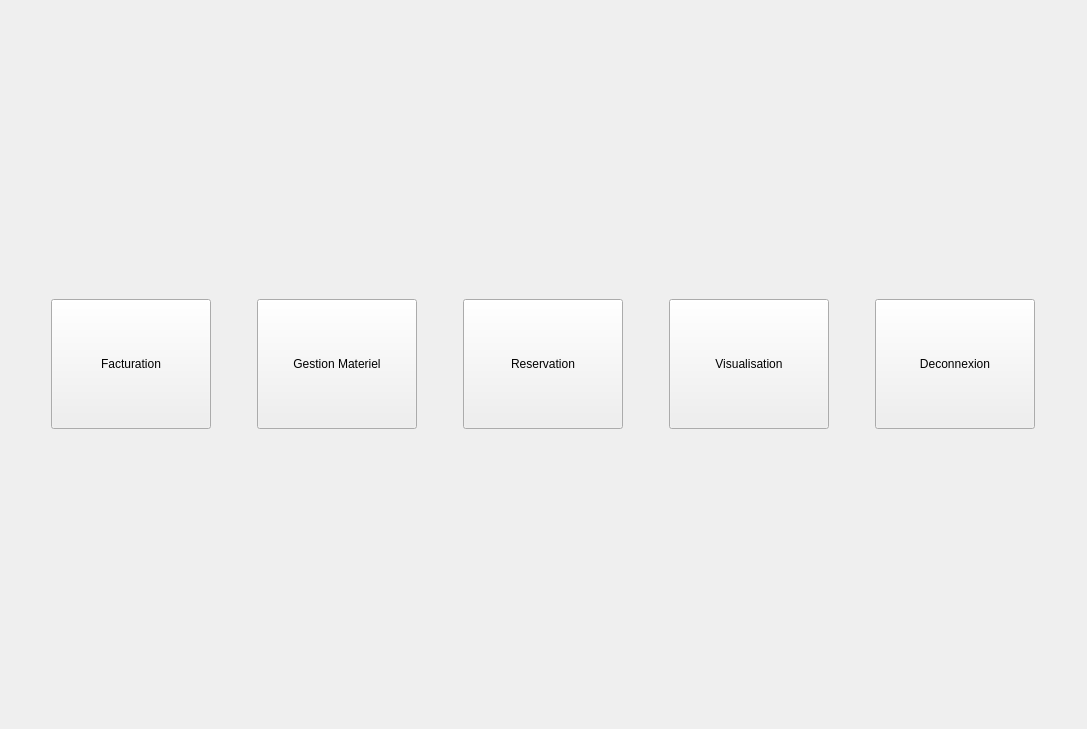
The window that PP3/PP3/Accueil.ui (Coralie-Lecocq/PPE3) describes before a commit, drawn with Qt 5.
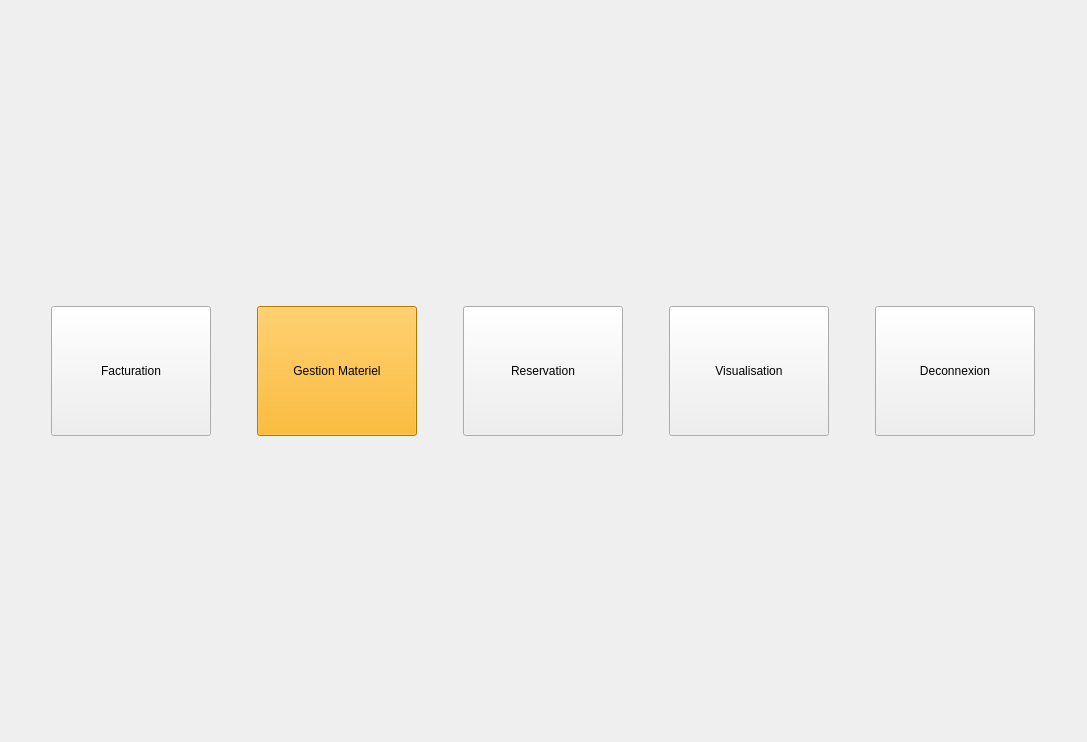
The same window after the commit. Icons and pictures are not drawn.

Patch:
```diff
--- a/PP3/PP3/Accueil.ui
+++ b/PP3/PP3/Accueil.ui
@@ -7,7 +7,7 @@
     <x>0</x>
     <y>0</y>
     <width>1087</width>
-    <height>729</height>
+    <height>742</height>
    </rect>
   </property>
   <property name="sizePolicy">
@@ -83,6 +83,448 @@
          <height>130</height>
         </size>
        </property>
+       <property name="palette">
+        <palette>
+         <active>
+          <colorrole role="WindowText">
+           <brush brushstyle="SolidPattern">
+            <color alpha="255">
+             <red>0</red>
+             <green>0</green>
+             <blue>0</blue>
+            </color>
+           </brush>
+          </colorrole>
+          <colorrole role="Button">
+           <brush brushstyle="SolidPattern">
+            <color alpha="255">
+             <red>255</red>
+             <green>170</green>
+             <blue>0</blue>
+            </color>
+           </brush>
+          </colorrole>
+          <colorrole role="Light">
+           <brush brushstyle="SolidPattern">
+            <color alpha="255">
+             <red>255</red>
+             <green>213</green>
+             <blue>127</blue>
+            </color>
+           </brush>
+          </colorrole>
+          <colorrole role="Midlight">
+           <brush brushstyle="SolidPattern">
+            <color alpha="255">
+             <red>255</red>
+             <green>191</green>
+             <blue>63</blue>
+            </color>
+           </brush>
+          </colorrole>
+          <colorrole role="Dark">
+           <brush brushstyle="SolidPattern">
+            <color alpha="255">
+             <red>127</red>
+             <green>85</green>
+             <blue>0</blue>
+            </color>
+           </brush>
+          </colorrole>
+          <colorrole role="Mid">
+           <brush brushstyle="SolidPattern">
+            <color alpha="255">
+             <red>170</red>
+             <green>113</green>
+             <blue>0</blue>
+            </color>
+           </brush>
+          </colorrole>
+          <colorrole role="Text">
+           <brush brushstyle="SolidPattern">
+            <color alpha="255">
+             <red>0</red>
+             <green>0</green>
+             <blue>0</blue>
+            </color>
+           </brush>
+          </colorrole>
+          <colorrole role="BrightText">
+           <brush brushstyle="SolidPattern">
+            <color alpha="255">
+             <red>255</red>
+             <green>255</green>
+             <blue>255</blue>
+            </color>
+           </brush>
+          </colorrole>
+          <colorrole role="ButtonText">
+           <brush brushstyle="SolidPattern">
+            <color alpha="255">
+             <red>0</red>
+             <green>0</green>
+             <blue>0</blue>
+            </color>
+           </brush>
+          </colorrole>
+          <colorrole role="Base">
+           <brush brushstyle="SolidPattern">
+            <color alpha="255">
+             <red>255</red>
+             <green>255</green>
+             <blue>255</blue>
+            </color>
+           </brush>
+          </colorrole>
+          <colorrole role="Window">
+           <brush brushstyle="SolidPattern">
+            <color alpha="255">
+             <red>255</red>
+             <green>170</green>
+             <blue>0</blue>
+            </color>
+           </brush>
+          </colorrole>
+          <colorrole role="Shadow">
+           <brush brushstyle="SolidPattern">
+            <color alpha="255">
+             <red>0</red>
+             <green>0</green>
+             <blue>0</blue>
+            </color>
+           </brush>
+          </colorrole>
+          <colorrole role="AlternateBase">
+           <brush brushstyle="SolidPattern">
+            <color alpha="255">
+             <red>255</red>
+             <green>212</green>
+             <blue>127</blue>
+            </color>
+           </brush>
+          </colorrole>
+          <colorrole role="ToolTipBase">
+           <brush brushstyle="SolidPattern">
+            <color alpha="255">
+             <red>255</red>
+             <green>255</green>
+             <blue>220</blue>
+            </color>
+           </brush>
+          </colorrole>
+          <colorrole role="ToolTipText">
+           <brush brushstyle="SolidPattern">
+            <color alpha="255">
+             <red>0</red>
+             <green>0</green>
+             <blue>0</blue>
+            </color>
+           </brush>
+          </colorrole>
+          <colorrole role="PlaceholderText">
+           <brush brushstyle="SolidPattern">
+            <color alpha="128">
+             <red>0</red>
+             <green>0</green>
+             <blue>0</blue>
+            </color>
+           </brush>
+          </colorrole>
+         </active>
+         <inactive>
+          <colorrole role="WindowText">
+           <brush brushstyle="SolidPattern">
+            <color alpha="255">
+             <red>0</red>
+             <green>0</green>
+             <blue>0</blue>
+            </color>
+           </brush>
+          </colorrole>
+          <colorrole role="Button">
+           <brush brushstyle="SolidPattern">
+            <color alpha="255">
+             <red>255</red>
+             <green>170</green>
+             <blue>0</blue>
+            </color>
+           </brush>
+          </colorrole>
+          <colorrole role="Light">
+           <brush brushstyle="SolidPattern">
+            <color alpha="255">
+             <red>255</red>
+             <green>213</green>
+             <blue>127</blue>
+            </color>
+           </brush>
+          </colorrole>
+          <colorrole role="Midlight">
+           <brush brushstyle="SolidPattern">
+            <color alpha="255">
+             <red>255</red>
+             <green>191</green>
+             <blue>63</blue>
+            </color>
+           </brush>
+          </colorrole>
+          <colorrole role="Dark">
+           <brush brushstyle="SolidPattern">
+            <color alpha="255">
+             <red>127</red>
+             <green>85</green>
+             <blue>0</blue>
+            </color>
+           </brush>
+          </colorrole>
+          <colorrole role="Mid">
+           <brush brushstyle="SolidPattern">
+            <color alpha="255">
+             <red>170</red>
+             <green>113</green>
+             <blue>0</blue>
+            </color>
+           </brush>
+          </colorrole>
+          <colorrole role="Text">
+           <brush brushstyle="SolidPattern">
+            <color alpha="255">
+             <red>0</red>
+             <green>0</green>
+             <blue>0</blue>
+            </color>
+           </brush>
+          </colorrole>
+          <colorrole role="BrightText">
+           <brush brushstyle="SolidPattern">
+            <color alpha="255">
+             <red>255</red>
+             <green>255</green>
+             <blue>255</blue>
+            </color>
+           </brush>
+          </colorrole>
+          <colorrole role="ButtonText">
+           <brush brushstyle="SolidPattern">
+            <color alpha="255">
+             <red>0</red>
+             <green>0</green>
+             <blue>0</blue>
+            </color>
+           </brush>
+          </colorrole>
+          <colorrole role="Base">
+           <brush brushstyle="SolidPattern">
+            <color alpha="255">
+             <red>255</red>
+             <green>255</green>
+             <blue>255</blue>
+            </color>
+           </brush>
+          </colorrole>
+          <colorrole role="Window">
+           <brush brushstyle="SolidPattern">
+            <color alpha="255">
+             <red>255</red>
+             <green>170</green>
+             <blue>0</blue>
+            </color>
+           </brush>
+          </colorrole>
+          <colorrole role="Shadow">
+           <brush brushstyle="SolidPattern">
+            <color alpha="255">
+             <red>0</red>
+             <green>0</green>
+             <blue>0</blue>
+            </color>
+           </brush>
+          </colorrole>
+          <colorrole role="AlternateBase">
+           <brush brushstyle="SolidPattern">
+            <color alpha="255">
+             <red>255</red>
+             <green>212</green>
+             <blue>127</blue>
+            </color>
+           </brush>
+          </colorrole>
+          <colorrole role="ToolTipBase">
+           <brush brushstyle="SolidPattern">
+            <color alpha="255">
+             <red>255</red>
+             <green>255</green>
+             <blue>220</blue>
+            </color>
+           </brush>
+          </colorrole>
+          <colorrole role="ToolTipText">
+           <brush brushstyle="SolidPattern">
+            <color alpha="255">
+             <red>0</red>
+             <green>0</green>
+             <blue>0</blue>
+            </color>
+           </brush>
+          </colorrole>
+          <colorrole role="PlaceholderText">
+           <brush brushstyle="SolidPattern">
+            <color alpha="128">
+             <red>0</red>
+             <green>0</green>
+             <blue>0</blue>
+            </color>
+           </brush>
+          </colorrole>
+         </inactive>
+         <disabled>
+          <colorrole role="WindowText">
+           <brush brushstyle="SolidPattern">
+            <color alpha="255">
+             <red>127</red>
+             <green>85</green>
+             <blue>0</blue>
+            </color>
+           </brush>
+          </colorrole>
+          <colorrole role="Button">
+           <brush brushstyle="SolidPattern">
+            <color alpha="255">
+             <red>255</red>
+             <green>170</green>
+             <blue>0</blue>
+            </color>
+           </brush>
+          </colorrole>
+          <colorrole role="Light">
+           <brush brushstyle="SolidPattern">
+            <color alpha="255">
+             <red>255</red>
+             <green>213</green>
+             <blue>127</blue>
+            </color>
+           </brush>
+          </colorrole>
+          <colorrole role="Midlight">
+           <brush brushstyle="SolidPattern">
+            <color alpha="255">
+             <red>255</red>
+             <green>191</green>
+             <blue>63</blue>
+            </color>
+           </brush>
+          </colorrole>
+          <colorrole role="Dark">
+           <brush brushstyle="SolidPattern">
+            <color alpha="255">
+             <red>127</red>
+             <green>85</green>
+             <blue>0</blue>
+            </color>
+           </brush>
+          </colorrole>
+          <colorrole role="Mid">
+           <brush brushstyle="SolidPattern">
+            <color alpha="255">
+             <red>170</red>
+             <green>113</green>
+             <blue>0</blue>
+            </color>
+           </brush>
+          </colorrole>
+          <colorrole role="Text">
+           <brush brushstyle="SolidPattern">
+            <color alpha="255">
+             <red>127</red>
+             <green>85</green>
+             <blue>0</blue>
+            </color>
+           </brush>
+          </colorrole>
+          <colorrole role="BrightText">
+           <brush brushstyle="SolidPattern">
+            <color alpha="255">
+             <red>255</red>
+             <green>255</green>
+             <blue>255</blue>
+            </color>
+           </brush>
+          </colorrole>
+          <colorrole role="ButtonText">
+           <brush brushstyle="SolidPattern">
+            <color alpha="255">
+             <red>127</red>
+             <green>85</green>
+             <blue>0</blue>
+            </color>
+           </brush>
+          </colorrole>
+          <colorrole role="Base">
+           <brush brushstyle="SolidPattern">
+            <color alpha="255">
+             <red>255</red>
+             <green>170</green>
+             <blue>0</blue>
+            </color>
+           </brush>
+          </colorrole>
+          <colorrole role="Window">
+           <brush brushstyle="SolidPattern">
+            <color alpha="255">
+             <red>255</red>
+             <green>170</green>
+             <blue>0</blue>
+            </color>
+           </brush>
+          </colorrole>
+          <colorrole role="Shadow">
+           <brush brushstyle="SolidPattern">
+            <color alpha="255">
+             <red>0</red>
+             <green>0</green>
+             <blue>0</blue>
+            </color>
+           </brush>
+          </colorrole>
+          <colorrole role="AlternateBase">
+           <brush brushstyle="SolidPattern">
+            <color alpha="255">
+             <red>255</red>
+             <green>170</green>
+             <blue>0</blue>
+            </color>
+           </brush>
+          </colorrole>
+          <colorrole role="ToolTipBase">
+           <brush brushstyle="SolidPattern">
+            <color alpha="255">
+             <red>255</red>
+             <green>255</green>
+             <blue>220</blue>
+            </color>
+           </brush>
+          </colorrole>
+          <colorrole role="ToolTipText">
+           <brush brushstyle="SolidPattern">
+            <color alpha="255">
+             <red>0</red>
+             <green>0</green>
+             <blue>0</blue>
+            </color>
+           </brush>
+          </colorrole>
+          <colorrole role="PlaceholderText">
+           <brush brushstyle="SolidPattern">
+            <color alpha="128">
+             <red>0</red>
+             <green>0</green>
+             <blue>0</blue>
+            </color>
+           </brush>
+          </colorrole>
+         </disabled>
+        </palette>
+       </property>
        <property name="text">
         <string>Gestion Materiel</string>
        </property>
```
